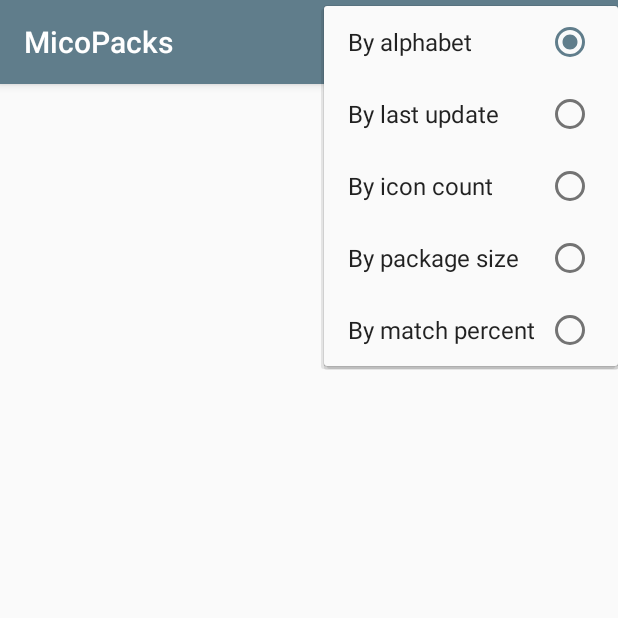
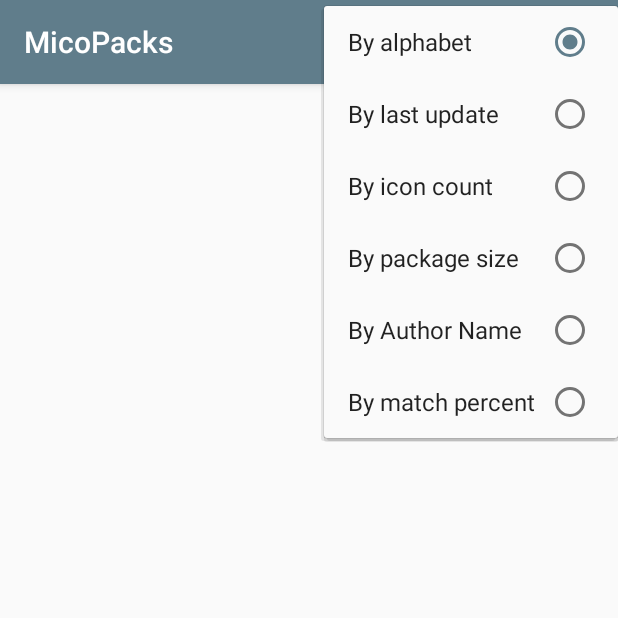
Before and after one commit to ukanth/micopacks, an Android app: the screen it shows after launch (MainActivity), after a tap on "Sort", on a phone screen of 412 x 824 dp, the top half of it. Run offline under Robolectric (Android 15) with nearby library versions, the phone set to English and light mode, and no system bars; libraries missing offline, so code that uses them is left out: com.afollestad.materialdialogs, org.greenrobot.greendao; 9 statements that could not run were skipped.

Commit message:
added sort by author name

```diff
--- a/app/src/main/res/menu/main_menu.xml
+++ b/app/src/main/res/menu/main_menu.xml
@@ -38,6 +38,11 @@
                 <item
                     android:id="@+id/sort_size"
                     android:title="@string/iconsize"
+                    app:showAsAction="always"></item>
+
+                <item
+                    android:id="@+id/author_name"
+                    android:title="@string/authorname"
                     app:showAsAction="always"></item>
 
                 <item
--- a/app/src/main/res/values/strings.xml
+++ b/app/src/main/res/values/strings.xml
@@ -58,6 +58,7 @@
     <string name="lastupdated">By last update</string>
     <string name="iconcount">By icon count</string>
     <string name="iconsize">By package size</string>
+    <string name="authorname">By Author Name</string>
     <string name="iconpercent">By match percent</string>
     <string name="total_icons">Show icon count</string>
     <string name="show_notification">Notify on new icon pack install</string>
```
Also changed, not shown: app/src/main/java/dev/ukanth/iconmgr/MainActivity.java (+10 -3 lines), app/src/main/java/dev/ukanth/iconmgr/util/PackageComparator.java (+10 -0 lines).
